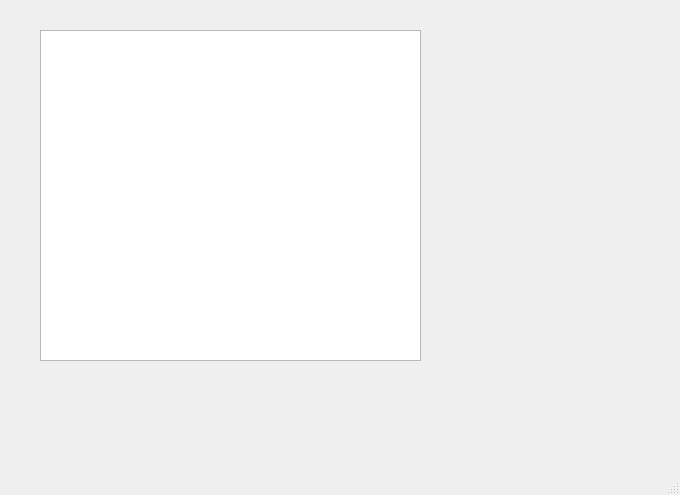
Old version of the form _tableForm.ui in the repository MehmetFarukAkbulut/0-to-Grand-Master-Python-Programming.
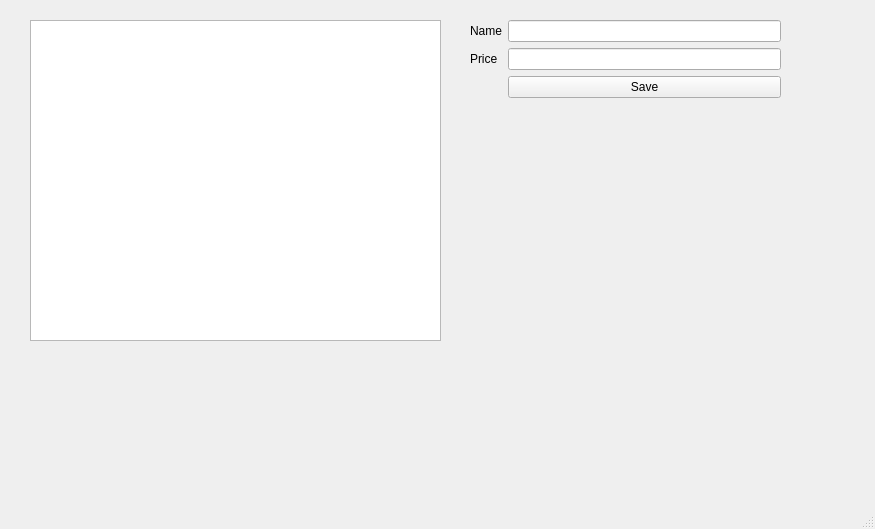
New version of the form.

Diff of the .ui file:
```diff
--- a/_tableForm.ui
+++ b/_tableForm.ui
@@ -6,23 +6,78 @@
    <rect>
     <x>0</x>
     <y>0</y>
-    <width>680</width>
-    <height>495</height>
+    <width>875</width>
+    <height>529</height>
    </rect>
   </property>
   <property name="windowTitle">
    <string>MainWindow</string>
   </property>
   <widget class="QWidget" name="centralwidget">
-   <widget class="QListWidget" name="tableProducts">
+   <widget class="QTableWidget" name="tableProducts">
     <property name="geometry">
      <rect>
-      <x>40</x>
-      <y>30</y>
-      <width>381</width>
-      <height>331</height>
+      <x>30</x>
+      <y>20</y>
+      <width>411</width>
+      <height>321</height>
      </rect>
     </property>
+    <property name="rowCount">
+     <number>0</number>
+    </property>
+   </widget>
+   <widget class="QWidget" name="formLayoutWidget">
+    <property name="geometry">
+     <rect>
+      <x>470</x>
+      <y>20</y>
+      <width>311</width>
+      <height>221</height>
+     </rect>
+    </property>
+    <layout class="QFormLayout" name="formLayout">
+     <item row="1" column="1">
+      <widget class="QLineEdit" name="txtPrice"/>
+     </item>
+     <item row="0" column="1">
+      <widget class="QLineEdit" name="txtName"/>
+     </item>
+     <item row="0" column="0">
+      <widget class="QLabel" name="label">
+       <property name="text">
+        <string>Name</string>
+       </property>
+      </widget>
+     </item>
+     <item row="1" column="0">
+      <widget class="QLabel" name="label_2">
+       <property name="text">
+        <string>Price</string>
+       </property>
+      </widget>
+     </item>
+     <item row="2" column="1">
+      <widget class="QPushButton" name="btnSave">
+       <property name="text">
+        <string>Save</string>
+       </property>
+      </widget>
+     </item>
+     <item row="3" column="1">
+      <spacer name="verticalSpacer">
+       <property name="orientation">
+        <enum>Qt::Vertical</enum>
+       </property>
+       <property name="sizeHint" stdset="0">
+        <size>
+         <width>20</width>
+         <height>40</height>
+        </size>
+       </property>
+      </spacer>
+     </item>
+    </layout>
    </widget>
   </widget>
   <widget class="QMenuBar" name="menubar">
```
Left out of the diff: 2 changed lines with no effect on the pictures.
